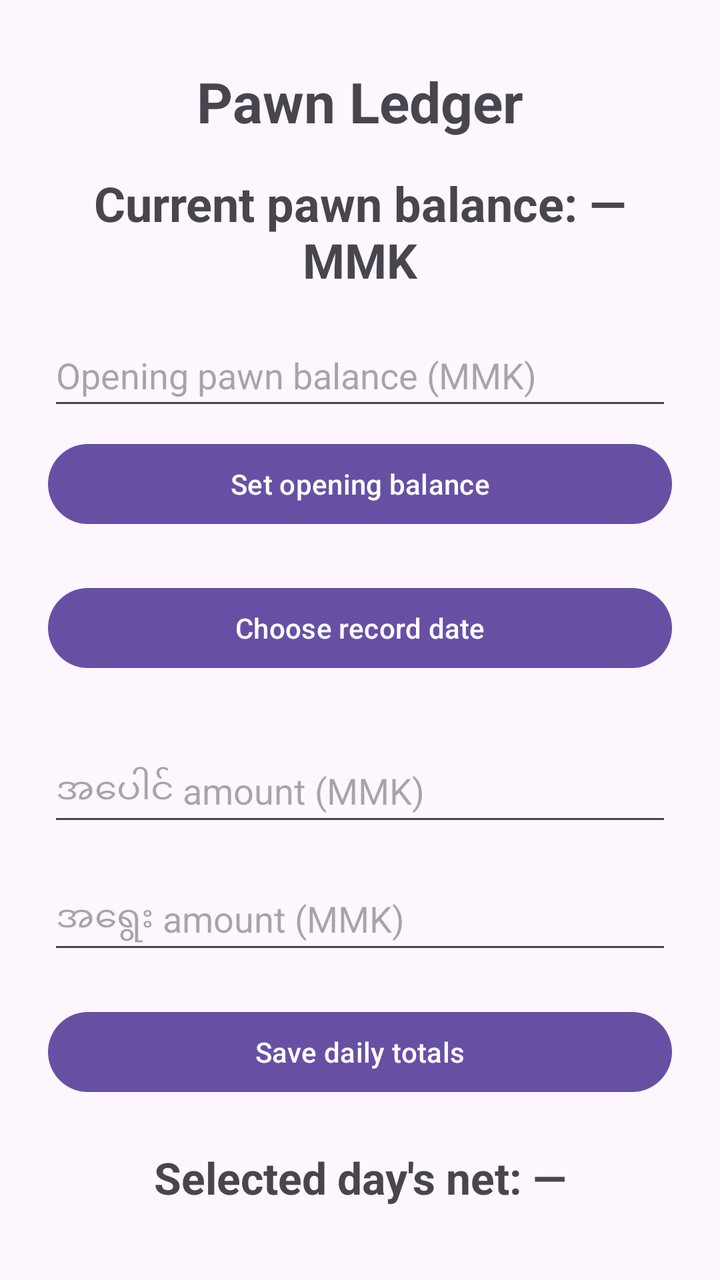
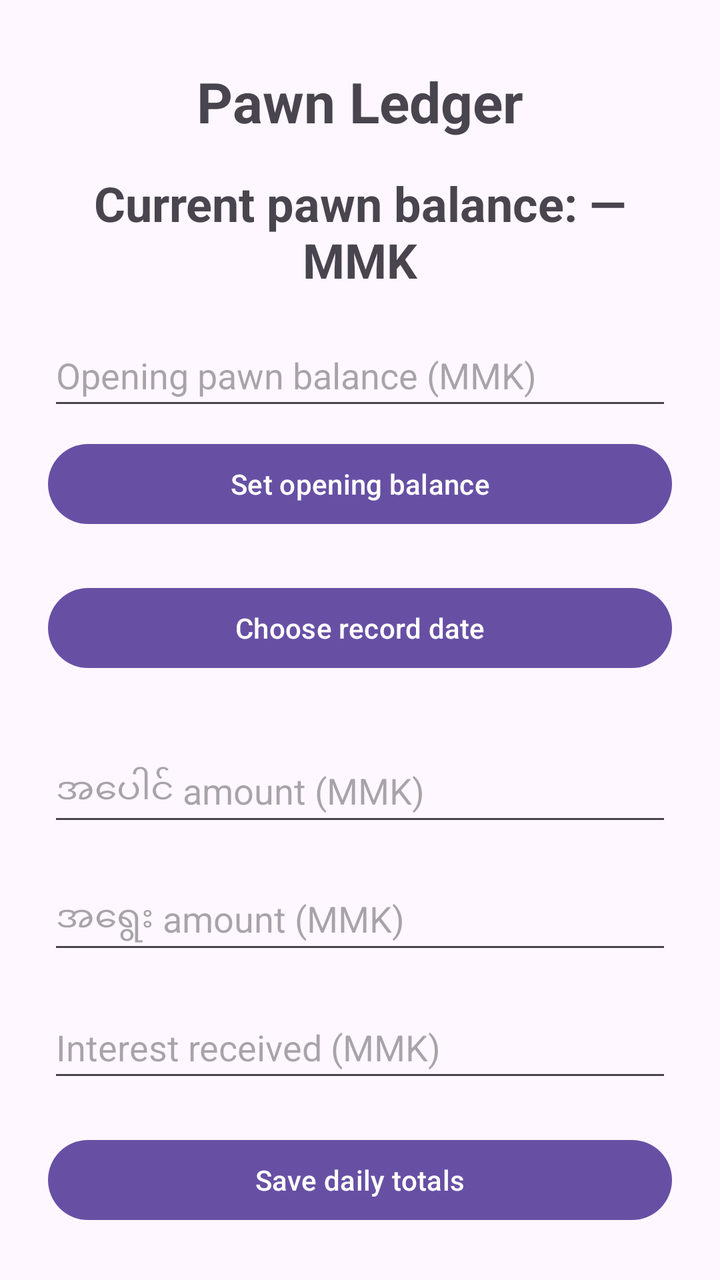

Screens rendered from an Android XML layout before and after an edit, with the pre-edit source and the edit as a unified diff.
<!-- AndroidManifest.xml: application theme Theme.Pawn_Ledger -->
<!-- res/layout/activity_main.xml -->
<?xml version="1.0" encoding="utf-8"?>
<androidx.constraintlayout.widget.ConstraintLayout xmlns:android="http://schemas.android.com/apk/res/android"
    xmlns:app="http://schemas.android.com/apk/res-auto"
    xmlns:tools="http://schemas.android.com/tools"
    android:id="@+id/main"
    android:layout_width="match_parent"
    android:layout_height="match_parent"
    tools:context=".MainActivity">

    <TextView
        android:id="@+id/currentBalanceText"
        android:layout_width="0dp"
        android:layout_height="wrap_content"
        android:layout_marginStart="24dp"
        android:layout_marginEnd="24dp"
        android:layout_marginTop="16dp"
        android:text="@string/current_balance_placeholder"
        android:textSize="24sp"
        android:textStyle="bold"
        android:gravity="center"
        app:layout_constraintTop_toBottomOf="@id/titleText"
        app:layout_constraintStart_toStartOf="parent"
        app:layout_constraintEnd_toEndOf="parent" />
    <EditText
        android:id="@+id/openingBalanceInput"
        android:layout_width="0dp"
        android:layout_height="wrap_content"
        android:layout_marginStart="24dp"
        android:layout_marginEnd="24dp"
        android:layout_marginTop="16dp"
        android:minHeight="48dp"
        android:hint="@string/opening_balance_hint"
        android:inputType="number"
        android:importantForAutofill="no"
        app:layout_constraintTop_toBottomOf="@id/currentBalanceText"
        app:layout_constraintStart_toStartOf="parent"
        app:layout_constraintEnd_toEndOf="parent" />

    <Button
        android:id="@+id/setOpeningBalanceButton"
        android:layout_width="0dp"
        android:layout_height="wrap_content"
        android:layout_marginStart="24dp"
        android:layout_marginEnd="24dp"
        android:layout_marginTop="8dp"
        android:minHeight="48dp"
        android:text="@string/set_opening_balance"
        android:textAllCaps="false"
        app:layout_constraintTop_toBottomOf="@id/openingBalanceInput"
        app:layout_constraintStart_toStartOf="parent"
        app:layout_constraintEnd_toEndOf="parent" />


    <TextView
        android:layout_width="wrap_content"
        android:layout_height="wrap_content"
        android:id="@+id/titleText"
        android:text="@string/pawn_ledger_title"
        android:textSize="28sp"
        android:textStyle="bold"
        android:layout_marginTop="32dp"
        app:layout_constraintEnd_toEndOf="parent"
        app:layout_constraintStart_toStartOf="parent"
        app:layout_constraintTop_toTopOf="parent" />

    <EditText
        android:id="@+id/pawnAmountInput"
        android:layout_width="0dp"
        android:layout_height="wrap_content"
        android:layout_marginStart="24dp"
        android:layout_marginEnd="24dp"
        android:layout_marginTop="32dp"
        android:minHeight="48dp"
        android:hint="@string/pawn_amount_hint"
        android:inputType="number"
        android:importantForAutofill="no"
        app:layout_constraintTop_toBottomOf="@id/selectDateButton"
        app:layout_constraintStart_toStartOf="parent"
        app:layout_constraintEnd_toEndOf="parent" />

    <Button
        android:id="@+id/selectDateButton"
        android:layout_width="0dp"
        android:layout_height="wrap_content"
        android:layout_marginStart="24dp"
        android:layout_marginEnd="24dp"
        android:layout_marginTop="24dp"
        android:minHeight="48dp"
        android:text="@string/choose_record_date"
        android:textAllCaps="false"
        app:layout_constraintTop_toBottomOf="@id/setOpeningBalanceButton"
        app:layout_constraintStart_toStartOf="parent"
        app:layout_constraintEnd_toEndOf="parent" />

    <EditText
        android:id="@+id/redeemAmountInput"
        android:layout_width="0dp"
        android:layout_height="wrap_content"
        android:layout_marginStart="24dp"
        android:layout_marginEnd="24dp"
        android:layout_marginTop="16dp"
        android:minHeight="48dp"
        android:hint="@string/redeem_amount_hint"
        android:inputType="number"
        android:importantForAutofill="no"
        app:layout_constraintTop_toBottomOf="@id/pawnAmountInput"
        app:layout_constraintStart_toStartOf="parent"
        app:layout_constraintEnd_toEndOf="parent" />

    <EditText
        android:id="@+id/interestAmountInput"
        android:layout_width="0dp"
        android:layout_height="wrap_content"
        android:layout_marginStart="24dp"
        android:layout_marginEnd="24dp"
        android:layout_marginTop="16dp"
        android:minHeight="48dp"
        android:hint="@string/interest_amount_hint"
        android:inputType="number"
        android:importantForAutofill="no"
        app:layout_constraintTop_toBottomOf="@id/interestAmountInput"
        app:layout_constraintStart_toStartOf="parent"
        app:layout_constraintEnd_toEndOf="parent" />

    <Button
        android:id="@+id/saveButton"
        android:layout_width="0dp"
        android:layout_height="wrap_content"
        android:layout_marginStart="24dp"
        android:layout_marginTop="20dp"
        android:layout_marginEnd="24dp"
        android:minHeight="48dp"
        android:text="@string/save_daily_totals"
        android:textAllCaps="false"
        app:layout_constraintEnd_toEndOf="parent"
        app:layout_constraintHorizontal_bias="0.0"
        app:layout_constraintStart_toStartOf="parent"
        app:layout_constraintTop_toBottomOf="@id/redeemAmountInput" />

    <TextView
        android:id="@+id/netResultText"
        android:layout_width="0dp"
        android:layout_height="wrap_content"
        android:layout_marginStart="24dp"
        android:layout_marginEnd="24dp"
        android:layout_marginTop="24dp"
        android:text="@string/daily_net_placeholder"
        android:textSize="22sp"
        android:textStyle="bold"
        android:gravity="center"
        app:layout_constraintTop_toBottomOf="@id/saveButton"
        app:layout_constraintStart_toStartOf="parent"
        app:layout_constraintEnd_toEndOf="parent" />
    <ScrollView
        android:layout_width="0dp"
        android:layout_height="0dp"
        android:layout_marginStart="24dp"
        android:layout_marginEnd="24dp"
        android:layout_marginTop="16dp"
        android:layout_marginBottom="16dp"
        app:layout_constraintTop_toBottomOf="@id/netResultText"
        app:layout_constraintBottom_toBottomOf="parent"
        app:layout_constraintStart_toStartOf="parent"
        app:layout_constraintEnd_toEndOf="parent">

        <TableLayout
            android:id="@+id/recordsTable"
            android:layout_width="match_parent"
            android:layout_height="wrap_content"
            android:stretchColumns="0,1,2,3" />

    </ScrollView>




</androidx.constraintlayout.widget.ConstraintLayout>
<!-- resources referenced by this layout -->
<resources>
  <string name="choose_record_date">Choose record date</string>
  <string name="current_balance_placeholder">Current pawn balance: — MMK</string>
  <string name="daily_net_placeholder">Selected day\'s net: —</string>
  <string name="interest_amount_hint">Interest received (MMK)</string>
  <string name="opening_balance_hint">Opening pawn balance (MMK)</string>
  <string name="pawn_amount_hint">အပေါင် amount (MMK)</string>
  <string name="pawn_ledger_title">Pawn Ledger</string>
  <string name="redeem_amount_hint">အရွေး amount (MMK)</string>
  <string name="save_daily_totals">Save daily totals</string>
  <string name="set_opening_balance">Set opening balance</string>
  <style name="Theme.Pawn_Ledger" parent="Base.Theme.Pawn_Ledger" />
  <style name="Base.Theme.Pawn_Ledger" parent="Theme.Material3.DayNight.NoActionBar">
          
          
      </style>
</resources>

<!-- the commit's change to res/layout/activity_main.xml (unified diff, before → after) -->
@@ -118,7 +118,7 @@
         android:hint="@string/interest_amount_hint"
         android:inputType="number"
         android:importantForAutofill="no"
-        app:layout_constraintTop_toBottomOf="@id/interestAmountInput"
+        app:layout_constraintTop_toBottomOf="@id/redeemAmountInput"
         app:layout_constraintStart_toStartOf="parent"
         app:layout_constraintEnd_toEndOf="parent" />
 
@@ -135,7 +135,7 @@
         app:layout_constraintEnd_toEndOf="parent"
         app:layout_constraintHorizontal_bias="0.0"
         app:layout_constraintStart_toStartOf="parent"
-        app:layout_constraintTop_toBottomOf="@id/redeemAmountInput" />
+        app:layout_constraintTop_toBottomOf="@id/interestAmountInput" />
 
     <TextView
         android:id="@+id/netResultText"
@@ -151,25 +151,61 @@
         app:layout_constraintTop_toBottomOf="@id/saveButton"
         app:layout_constraintStart_toStartOf="parent"
         app:layout_constraintEnd_toEndOf="parent" />
-    <ScrollView
-        android:layout_width="0dp"
-        android:layout_height="0dp"
-        android:layout_marginStart="24dp"
-        android:layout_marginEnd="24dp"
-        android:layout_marginTop="16dp"
-        android:layout_marginBottom="16dp"
+    <Button
+        android:id="@+id/openRecordsButton"
+        android:layout_width="0dp"
+        android:layout_height="wrap_content"
+        android:layout_marginStart="24dp"
+        android:layout_marginEnd="24dp"
+        android:layout_marginTop="12dp"
+        android:minHeight="48dp"
+        android:text="@string/records_title"
+        android:textAllCaps="false"
         app:layout_constraintTop_toBottomOf="@id/netResultText"
-        app:layout_constraintBottom_toBottomOf="parent"
-        app:layout_constraintStart_toStartOf="parent"
-        app:layout_constraintEnd_toEndOf="parent">
-
-        <TableLayout
-            android:id="@+id/recordsTable"
-            android:layout_width="match_parent"
-            android:layout_height="wrap_content"
-            android:stretchColumns="0,1,2,3" />
-
-    </ScrollView>
+        app:layout_constraintStart_toStartOf="parent"
+        app:layout_constraintEnd_toEndOf="parent" />
+
+
+    <Button
+        android:id="@+id/openDashboardButton"
+        android:layout_width="0dp"
+        android:layout_height="wrap_content"
+        android:layout_marginStart="24dp"
+        android:layout_marginEnd="24dp"
+        android:layout_marginTop="12dp"
+        android:minHeight="48dp"
+        android:text="@string/monthly_dashboard_title"
+        android:textAllCaps="false"
+        app:layout_constraintTop_toBottomOf="@id/openRecordsButton"
+        app:layout_constraintStart_toStartOf="parent"
+        app:layout_constraintEnd_toEndOf="parent" />
+    <Button
+        android:id="@+id/settingsButton"
+        android:layout_width="0dp"
+        android:layout_height="wrap_content"
+        android:layout_marginStart="24dp"
+        android:layout_marginEnd="24dp"
+        android:layout_marginTop="8dp"
+        android:minHeight="48dp"
+        android:text="@string/settings"
+        android:textAllCaps="false"
+        app:layout_constraintTop_toBottomOf="@id/openDashboardButton"
+        app:layout_constraintStart_toStartOf="parent"
+        app:layout_constraintEnd_toEndOf="parent" />
+
+    <Button
+        android:id="@+id/lockOwnerButton"
+        android:layout_width="0dp"
+        android:layout_height="wrap_content"
+        android:layout_marginStart="24dp"
+        android:layout_marginEnd="24dp"
+        android:layout_marginTop="8dp"
+        android:minHeight="48dp"
+        android:text="@string/lock_owner_access"
+        android:textAllCaps="false"
+        app:layout_constraintTop_toBottomOf="@id/settingsButton"
+        app:layout_constraintStart_toStartOf="parent"
+        app:layout_constraintEnd_toEndOf="parent" />
 
 
 
<!-- resource entries referenced after the edit -->
@@ -4,12 +4,16 @@
   <string name="current_balance_placeholder">Current pawn balance: — MMK</string>
   <string name="daily_net_placeholder">Selected day\'s net: —</string>
   <string name="interest_amount_hint">Interest received (MMK)</string>
+  <string name="lock_owner_access">Lock / Staff screen</string>
+  <string name="monthly_dashboard_title">Monthly dashboard</string>
   <string name="opening_balance_hint">Opening pawn balance (MMK)</string>
   <string name="pawn_amount_hint">အပေါင် amount (MMK)</string>
   <string name="pawn_ledger_title">Pawn Ledger</string>
+  <string name="records_title">Daily records</string>
   <string name="redeem_amount_hint">အရွေး amount (MMK)</string>
   <string name="save_daily_totals">Save daily totals</string>
   <string name="set_opening_balance">Set opening balance</string>
+  <string name="settings">ဆက်တင်များ</string>
   <style name="Theme.Pawn_Ledger" parent="Base.Theme.Pawn_Ledger" />
   <style name="Base.Theme.Pawn_Ledger" parent="Theme.Material3.DayNight.NoActionBar">
           
